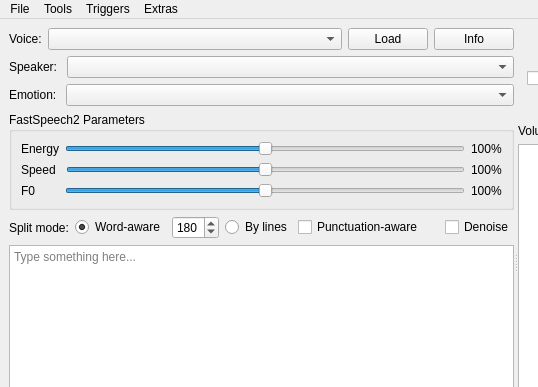
Above: mainwindow.ui from ZDisket/TensorVox before the change; both pictures show x 0 to 538 and y 0 to 387 of the 856 by 526 pixel window. Below: the same form after it.
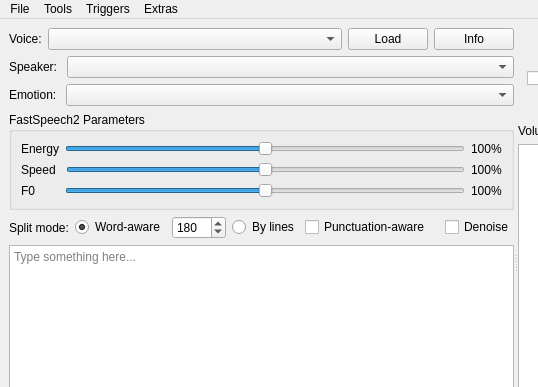
That is the form after the change. Icons and pictures are not drawn. Custom widgets are drawn as their Qt base class.

What changed in the file:
```diff
--- a/mainwindow.ui
+++ b/mainwindow.ui
@@ -270,7 +270,7 @@
                <number>20</number>
               </property>
               <property name="maximum">
-               <number>500</number>
+               <number>1000</number>
               </property>
               <property name="singleStep">
                <number>10</number>
```
